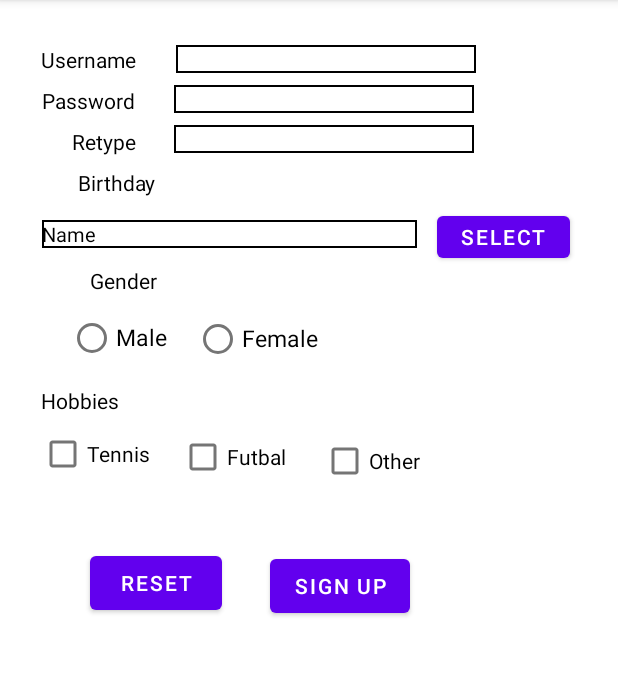
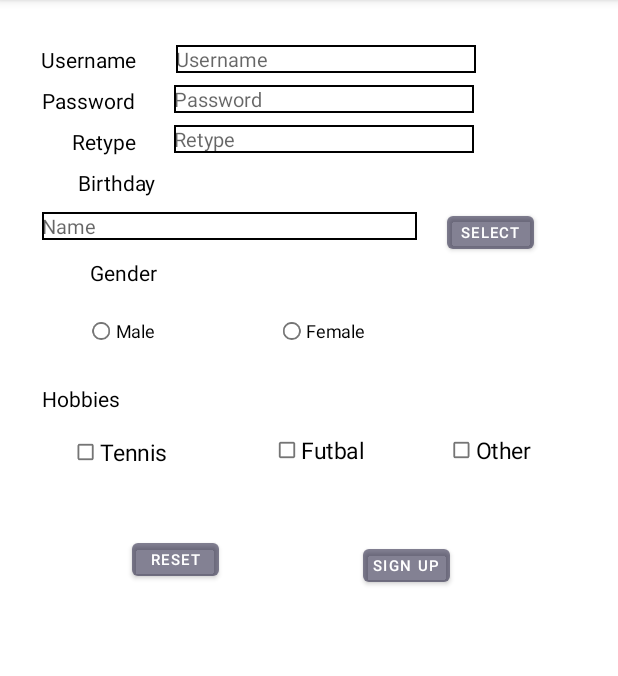
Before and after one commit to trandinhhuy/Android-lab, an Android app: the screen it shows after launch (MainActivity), on a phone screen of 412 x 824 dp, the part 84-760 px from its top. Run offline under Robolectric (Android 15) with nearby library versions, the phone set to English and light mode, and no system bars.

Commit message:
activity 1

```diff
--- a/app/src/main/AndroidManifest.xml
+++ b/app/src/main/AndroidManifest.xml
@@ -9,6 +9,7 @@
         android:roundIcon="@mipmap/ic_launcher_round"
         android:supportsRtl="true"
         android:theme="@style/Theme.RegisterForm">
+        <activity android:name=".MainActivity2"></activity>
         <activity android:name=".MainActivity">
             <intent-filter>
                 <action android:name="android.intent.action.MAIN" />
--- a/app/src/main/java/com/example/registerform/MainActivity.java
+++ b/app/src/main/java/com/example/registerform/MainActivity.java
@@ -2,13 +2,85 @@ package com.example.registerform;
 
 import androidx.appcompat.app.AppCompatActivity;
 
+import android.app.DatePickerDialog;
+import android.content.Intent;
+import android.graphics.Color;
 import android.os.Bundle;
+import android.view.View;
+import android.widget.Button;
+import android.widget.CheckBox;
+import android.widget.DatePicker;
+import android.widget.EditText;
+import android.widget.RadioGroup;
+
+import java.util.Calendar;
 
 public class MainActivity extends AppCompatActivity {
-
+    private int selectedYear, selectedMonth, selectedDate;
     @Override
     protected void onCreate(Bundle savedInstanceState) {
         super.onCreate(savedInstanceState);
         setContentView(R.layout.activity_main);
+        Button selectBtn = (Button) findViewById(R.id.selectBtn);
+        Button resetBtn = (Button) findViewById(R.id.resetBtn);
+        Button signUpBtn = (Button) findViewById(R.id.signupBtn);
+
+        selectBtn.setBackgroundColor(R.color.darkgray);
+        resetBtn.setBackgroundColor(R.color.darkgray);
+        signUpBtn.setBackgroundColor(R.color.darkgray);
+        selectBtn.setOnClickListener(new View.OnClickListener() {
+            @Override
+            public void onClick(View v) {
+                SelectDate();
+            }
+        });
+        final Calendar c = Calendar.getInstance();
+        this.selectedYear = c.get(Calendar.YEAR);
+        this.selectedMonth = c.get(Calendar.MONTH);
+        this.selectedDate = c.get(Calendar.DAY_OF_MONTH);
+        resetBtn.setOnClickListener(new View.OnClickListener() {
+            @Override
+            public void onClick(View v) {
+                EditText username = (EditText) findViewById(R.id.usernameTxt);
+                EditText password = (EditText) findViewById(R.id.passwordTxt);
+                EditText retype = (EditText) findViewById(R.id.retypeTxt);
+                EditText birthday = (EditText) findViewById(R.id.birtthdayEdit);
+
+                RadioGroup radioGroup = (RadioGroup) findViewById((R.id.group));
+
+                CheckBox tennis = (CheckBox) findViewById(R.id.tennixBox);
+                CheckBox futbal = (CheckBox) findViewById(R.id.futbalBox);
+                CheckBox other = (CheckBox) findViewById(R.id.otherBox);
+
+                username.setText("");
+                password.setText("");
+                retype.setText("");
+                birthday.setText("");
+                radioGroup.clearCheck();
+
+                tennis.setChecked(false);
+                futbal.setChecked(false);
+                other.setChecked(false);
+            }
+        });
+
+    }
+    private void SelectDate(){
+        EditText birthday = (EditText) findViewById(R.id.birtthdayEdit);
+        DatePickerDialog.OnDateSetListener dateSetListener = new DatePickerDialog.OnDateSetListener() {
+            @Override
+            public void onDateSet(DatePicker view, int year, int month, int dayOfMonth) {
+                birthday.setText(dayOfMonth + "/" + (month + 1) + "/" + year);
+                selectedYear = year;
+                selectedMonth = dayOfMonth;
+                selectedDate = dayOfMonth;
+            }
+        };
+        DatePickerDialog datePickerDialog = new DatePickerDialog(this, android.R.style.Theme_Holo_Light_Dialog_NoActionBar, dateSetListener, selectedYear, selectedMonth, selectedDate);
+        datePickerDialog.show();
+
+    }
+    public void sendMessage(View v){
+
     }
 }
--- a/app/src/main/res/layout/activity_main.xml
+++ b/app/src/main/res/layout/activity_main.xml
@@ -40,41 +40,44 @@
         app:layout_constraintTop_toBottomOf="@+id/textView2" />
 
     <EditText
-        android:id="@+id/userInput"
+        android:id="@+id/usernameTxt"
         android:layout_width="200dp"
         android:layout_height="wrap_content"
         android:layout_marginStart="90dp"
         android:layout_marginTop="30dp"
         android:background="@drawable/border"
+        android:hint="Username"
         android:textSize="13dp"
         app:layout_constraintStart_toStartOf="@+id/textView"
         app:layout_constraintTop_toTopOf="parent" />
 
     <EditText
-        android:id="@+id/editTextTextPersonName3"
+        android:id="@+id/passwordTxt"
         android:layout_width="200dp"
         android:layout_height="wrap_content"
         android:layout_marginStart="116dp"
         android:layout_marginTop="8dp"
         android:background="@drawable/border"
         android:ems="10"
-        android:inputType="textPersonName"
+        android:hint="Password"
+        android:inputType="textPassword"
         android:textSize="13dp"
         app:layout_constraintStart_toStartOf="parent"
-        app:layout_constraintTop_toBottomOf="@+id/userInput" />
+        app:layout_constraintTop_toBottomOf="@+id/usernameTxt" />
 
     <EditText
-        android:id="@+id/editTextTextPersonName4"
+        android:id="@+id/retypeTxt"
         android:layout_width="200dp"
         android:layout_height="wrap_content"
         android:layout_marginStart="116dp"
         android:layout_marginTop="8dp"
         android:background="@drawable/border"
         android:ems="10"
-        android:inputType="textPersonName"
+        android:hint="Retype"
+        android:inputType="textPassword"
         android:textSize="13dp"
         app:layout_constraintStart_toStartOf="parent"
-        app:layout_constraintTop_toBottomOf="@+id/editTextTextPersonName3" />
+        app:layout_constraintTop_toBottomOf="@+id/passwordTxt" />
 
     <TextView
         android:id="@+id/textView4"
@@ -88,30 +91,31 @@
         app:layout_constraintTop_toBottomOf="@+id/textView3" />
 
     <EditText
-        android:id="@+id/editTextTextPersonName5"
+        android:id="@+id/birtthdayEdit"
         android:layout_width="250dp"
         android:layout_height="wrap_content"
         android:layout_marginStart="28dp"
-        android:layout_marginTop="15dp"
+        android:layout_marginTop="10dp"
         android:background="@drawable/border"
         android:ems="10"
+        android:hint="Name"
         android:inputType="textPersonName"
-        android:text="Name"
         android:textColor="@color/black"
         android:textSize="13dp"
         app:layout_constraintStart_toStartOf="parent"
         app:layout_constraintTop_toBottomOf="@+id/textView4" />
 
     <Button
-        android:id="@+id/button"
-        android:layout_width="wrap_content"
-        android:layout_height="40dp"
-        android:layout_marginStart="13dp"
+        android:id="@+id/selectBtn"
+        android:layout_width="58dp"
+        android:layout_height="34dp"
+        android:layout_marginStart="20dp"
         android:layout_marginTop="36dp"
+        android:padding="1dp"
         android:text="Select"
-        android:textSize="14dp"
-        app:layout_constraintStart_toEndOf="@+id/editTextTextPersonName5"
-        app:layout_constraintTop_toBottomOf="@+id/editTextTextPersonName4" />
+        android:textSize="10dp"
+        app:layout_constraintStart_toEndOf="@+id/birtthdayEdit"
+        app:layout_constraintTop_toBottomOf="@+id/retypeTxt" />
 
     <TextView
         android:id="@+id/textView5"
@@ -122,92 +126,112 @@
         android:text="Gender"
         android:textColor="@color/black"
         app:layout_constraintStart_toStartOf="parent"
-        app:layout_constraintTop_toBottomOf="@+id/editTextTextPersonName5" />
-
-    <RadioButton
-        android:id="@+id/radioButton2"
-        android:layout_width="wrap_content"
-        android:layout_height="30dp"
-        android:layout_marginStart="18dp"
-        android:layout_marginTop="45dp"
-        android:text="Female"
-        android:textSize="15dp"
-        app:layout_constraintStart_toEndOf="@+id/radioButton"
-        app:layout_constraintTop_toBottomOf="@+id/editTextTextPersonName5" />
-
-    <RadioButton
-        android:id="@+id/radioButton"
-        android:layout_width="wrap_content"
-        android:layout_height="30dp"
-        android:layout_marginStart="45dp"
-        android:layout_marginTop="13dp"
-        android:text="Male"
-        android:textSize="15dp"
-        android:scaleY="1"
-        android:scaleX="1"
-        app:layout_constraintStart_toStartOf="parent"
-        app:layout_constraintTop_toBottomOf="@+id/textView5" />
+        app:layout_constraintTop_toBottomOf="@+id/birtthdayEdit" />
 
     <TextView
         android:id="@+id/textView6"
         android:layout_width="wrap_content"
         android:layout_height="wrap_content"
-        android:layout_marginStart="27dp"
-        android:layout_marginTop="17dp"
+        android:layout_marginStart="28dp"
+        android:layout_marginTop="256dp"
         android:text="Hobbies"
         android:textColor="@color/black"
         app:layout_constraintStart_toStartOf="parent"
-        app:layout_constraintTop_toBottomOf="@+id/radioButton" />
+        app:layout_constraintTop_toTopOf="parent" />
 
     <CheckBox
-        android:id="@+id/checkBox"
+        android:id="@+id/tennixBox"
         android:layout_width="wrap_content"
         android:layout_height="wrap_content"
         android:layout_marginStart="26dp"
         android:layout_marginTop="2dp"
+        android:scaleX="0.6"
+        android:scaleY="0.6"
         android:text="Tennis"
+        android:textSize="25dp"
         app:layout_constraintStart_toStartOf="parent"
         app:layout_constraintTop_toBottomOf="@+id/textView6" />
 
     <CheckBox
-        android:id="@+id/checkBox2"
+        android:id="@+id/futbalBox"
         android:layout_width="wrap_content"
         android:layout_height="wrap_content"
-        android:layout_marginStart="19dp"
-        android:layout_marginTop="40dp"
+        android:layout_marginStart="28dp"
+        android:layout_marginTop="276dp"
+        android:scaleX="0.6"
+        android:scaleY="0.6"
         android:text="Futbal"
-        app:layout_constraintStart_toEndOf="@+id/checkBox"
-        app:layout_constraintTop_toBottomOf="@+id/radioButton2" />
+        android:textSize="25dp"
+        app:layout_constraintStart_toEndOf="@+id/tennixBox"
+        app:layout_constraintTop_toTopOf="parent" />
 
     <CheckBox
-        android:id="@+id/checkBox3"
+        android:id="@+id/otherBox"
         android:layout_width="wrap_content"
         android:layout_height="wrap_content"
-        android:layout_marginStart="23dp"
-        android:layout_marginTop="105dp"
+        android:layout_marginStart="16dp"
+        android:layout_marginTop="276dp"
+        android:scaleX="0.6"
+        android:scaleY="0.6"
         android:text="Other"
-        app:layout_constraintStart_toEndOf="@+id/checkBox2"
-        app:layout_constraintTop_toBottomOf="@+id/button" />
+        android:textSize="25dp"
+        app:layout_constraintStart_toEndOf="@+id/futbalBox"
+        app:layout_constraintTop_toTopOf="parent" />
 
     <Button
-        android:id="@+id/button2"
-        android:layout_width="wrap_content"
-        android:layout_height="wrap_content"
-        android:layout_marginStart="60dp"
-        android:layout_marginTop="36dp"
+        android:id="@+id/resetBtn"
+        android:layout_width="58dp"
+        android:layout_height="34dp"
+        android:layout_marginStart="88dp"
+        android:layout_marginTop="32dp"
+        android:padding="1dp"
         android:text="Reset"
+        android:textSize="10dp"
         app:layout_constraintStart_toStartOf="parent"
-        app:layout_constraintTop_toBottomOf="@+id/checkBox2" />
+        app:layout_constraintTop_toBottomOf="@+id/futbalBox" />
 
     <Button
-        android:id="@+id/button3"
-        android:layout_width="wrap_content"
-        android:layout_height="wrap_content"
-        android:layout_marginStart="32dp"
-        android:layout_marginTop="35dp"
+        android:id="@+id/signupBtn"
+        android:layout_width="58dp"
+        android:layout_height="34dp"
+        android:layout_marginStart="96dp"
+        android:layout_marginTop="36dp"
+        android:padding="1dp"
         android:text="Sign up"
-        app:layout_constraintStart_toEndOf="@+id/button2"
-        app:layout_constraintTop_toBottomOf="@+id/checkBox3" />
+        android:textSize="10dp"
+        app:layout_constraintStart_toEndOf="@+id/resetBtn"
+        app:layout_constraintTop_toBottomOf="@+id/otherBox" />
+
+    <RadioGroup
+        android:id="@+id/group"
+        android:layout_width="267dp"
+        android:layout_height="32dp"
+        android:layout_marginStart="33dp"
+        android:layout_marginTop="13dp"
+        android:orientation="horizontal"
+        app:layout_constraintStart_toStartOf="parent"
+        app:layout_constraintTop_toBottomOf="@+id/textView5">
+
+        <RadioButton
+            android:id="@+id/radioButton"
+            android:layout_width="wrap_content"
+            android:layout_height="wrap_content"
+            android:layout_weight="1"
+            android:scaleX="0.6"
+            android:scaleY="0.6"
+            android:text="Male"
+            android:textSize="20dp" />
+
+        <RadioButton
+            android:id="@+id/radioButton2"
+            android:layout_width="wrap_content"
+            android:layout_height="wrap_content"
+            android:layout_weight="1"
+            android:scaleX="0.6"
+            android:scaleY="0.6"
+            android:text="Female"
+            android:textSize="20dp" />
+    </RadioGroup>
 
 
 </androidx.constraintlayout.widget.ConstraintLayout>
--- a/app/src/main/res/values/colors.xml
+++ b/app/src/main/res/values/colors.xml
@@ -7,4 +7,5 @@
     <color name="teal_700">#FF018786</color>
     <color name="black">#FF000000</color>
     <color name="white">#FFFFFFFF</color>
+    <color name="darkgray">#898989</color>
 </resources>
```
Also changed, not shown: app/src/main/java/com/example/registerform/MainActivity2.java (added, +14 -0 lines), app/src/main/res/layout/activity_main2.xml (added, +94 -0 lines).
